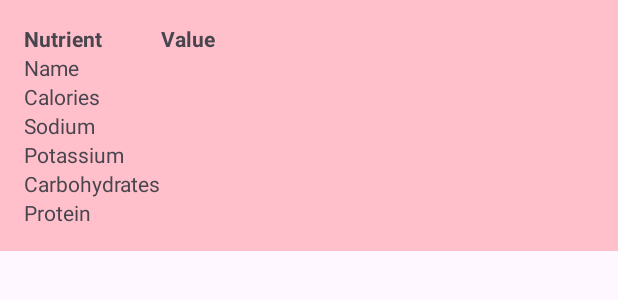
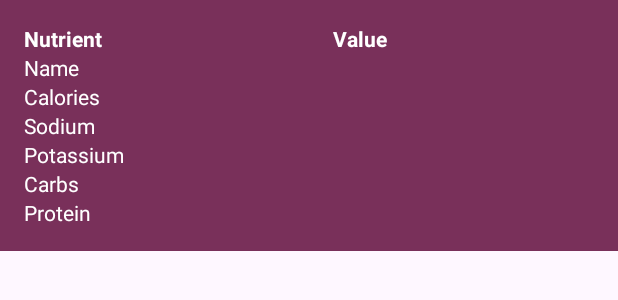
Before and after one commit to Brocoder07/NutriVision, an Android app: the layout nutrition_popup.xml on its own in the app's theme, with its tools: preview values and no code run, on a phone screen of 412 x 824 dp. Shown: the top 300 px of the screen. Run offline under Robolectric (Android 15) with nearby library versions, the phone set to English and light mode, and no system bars.

Commit message:
pop-up table rework

```diff
--- a/app/src/main/res/layout/nutrition_popup.xml
+++ b/app/src/main/res/layout/nutrition_popup.xml
@@ -3,7 +3,7 @@
     android:layout_width="wrap_content"
     android:layout_height="wrap_content"
     android:padding="16dp"
-    android:background="#FFC0CB"
+    android:background="#79305a"
     android:stretchColumns="1">
 
     <TableRow>
@@ -11,10 +11,13 @@
             android:text="Nutrient"
             android:textStyle="bold"
             android:layout_width="wrap_content"
-            android:layout_height="wrap_content" />
+            android:layout_height="wrap_content"
+            android:textColor="@color/white"/>
         <TextView
             android:text="Value"
             android:textStyle="bold"
+            android:textAlignment="center"
+            android:textColor="@color/white"
             android:layout_width="wrap_content"
             android:layout_height="wrap_content" />
     </TableRow>
@@ -22,10 +25,13 @@
     <TableRow>
         <TextView
             android:text="Name"
+            android:textColor="@color/white"
             android:layout_width="wrap_content"
             android:layout_height="wrap_content" />
         <TextView
             android:id="@+id/foodName"
+            android:textColor="@color/white"
+            android:textAlignment="center"
             android:layout_width="wrap_content"
             android:layout_height="wrap_content" />
     </TableRow>
@@ -33,10 +39,13 @@
     <TableRow>
         <TextView
             android:text="Calories"
+            android:textColor="@color/white"
             android:layout_width="wrap_content"
             android:layout_height="wrap_content" />
         <TextView
             android:id="@+id/calories"
+            android:textColor="@color/white"
+            android:textAlignment="center"
             android:layout_width="wrap_content"
             android:layout_height="wrap_content" />
     </TableRow>
@@ -44,10 +53,13 @@
     <TableRow>
         <TextView
             android:text="Sodium"
+            android:textColor="@color/white"
             android:layout_width="wrap_content"
             android:layout_height="wrap_content" />
         <TextView
             android:id="@+id/sodium"
+            android:textColor="@color/white"
+            android:textAlignment="center"
             android:layout_width="wrap_content"
             android:layout_height="wrap_content" />
     </TableRow>
@@ -55,21 +67,27 @@
     <TableRow>
         <TextView
             android:text="Potassium"
+            android:textColor="@color/white"
             android:layout_width="wrap_content"
             android:layout_height="wrap_content" />
         <TextView
             android:id="@+id/potassium"
+            android:textColor="@color/white"
+            android:textAlignment="center"
             android:layout_width="wrap_content"
             android:layout_height="wrap_content" />
     </TableRow>
 
     <TableRow>
         <TextView
-            android:text="Carbohydrates"
+            android:text="Carbs"
+            android:textColor="@color/white"
             android:layout_width="wrap_content"
             android:layout_height="wrap_content" />
         <TextView
             android:id="@+id/carbohydrates"
+            android:textColor="@color/white"
+            android:textAlignment="center"
             android:layout_width="wrap_content"
             android:layout_height="wrap_content" />
     </TableRow>
@@ -77,10 +95,13 @@
     <TableRow>
         <TextView
             android:text="Protein"
+            android:textColor="@color/white"
             android:layout_width="wrap_content"
             android:layout_height="wrap_content" />
         <TextView
             android:id="@+id/protein"
+            android:textColor="@color/white"
+            android:textAlignment="center"
             android:layout_width="wrap_content"
             android:layout_height="wrap_content" />
     </TableRow>
```
